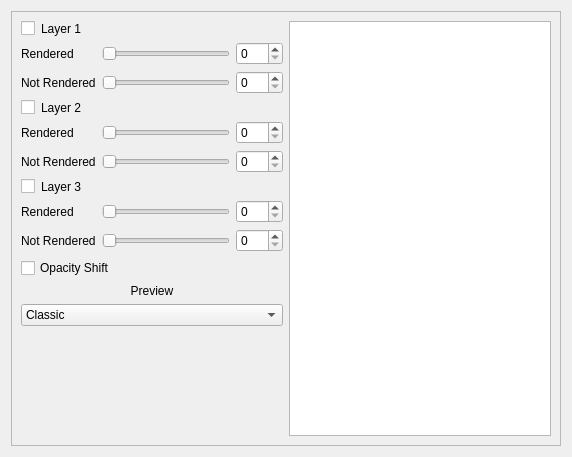
The window that ui/uifiles/settings/tiles.ui (timofey260/RWE-Sharp) describes before a commit, drawn with Qt 5.
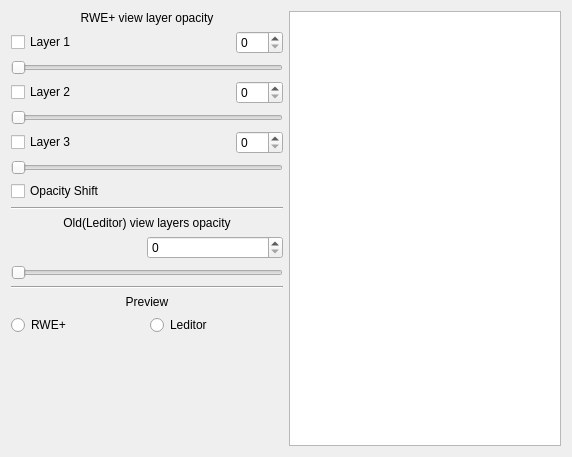
The same window after the commit. Custom widgets are drawn as their Qt base class.

```diff
--- a/ui/uifiles/settings/tiles.ui
+++ b/ui/uifiles/settings/tiles.ui
@@ -14,67 +14,38 @@
    <string>Form</string>
   </property>
   <layout class="QGridLayout" name="gridLayout">
+   <item row="0" column="1">
+    <widget class="SimpleGeoViewport" name="graphicsView"/>
+   </item>
    <item row="0" column="0">
-    <widget class="QScrollArea" name="scrollArea">
-     <property name="widgetResizable">
-      <bool>true</bool>
-     </property>
-     <widget class="QWidget" name="scrollAreaWidgetContents">
-      <property name="geometry">
-       <rect>
-        <x>0</x>
-        <y>0</y>
-        <width>552</width>
-        <height>437</height>
-       </rect>
-      </property>
-      <layout class="QHBoxLayout" name="horizontalLayout">
+    <layout class="QVBoxLayout" name="verticalLayout_2">
+     <item>
+      <widget class="QLabel" name="label_4">
+       <property name="text">
+        <string>RWE+ view layer opacity</string>
+       </property>
+       <property name="alignment">
+        <set>Qt::AlignmentFlag::AlignCenter</set>
+       </property>
+      </widget>
+     </item>
        <item>
-        <layout class="QVBoxLayout" name="verticalLayout_3">
-         <item>
-          <layout class="QHBoxLayout" name="horizontalLayout_4">
+      <layout class="QHBoxLayout" name="horizontalLayout_2">
            <item>
             <widget class="QCheckBox" name="L1show">
              <property name="sizePolicy">
-              <sizepolicy hsizetype="Maximum" vsizetype="Fixed">
+          <sizepolicy hsizetype="Expanding" vsizetype="Fixed">
                <horstretch>0</horstretch>
                <verstretch>0</verstretch>
               </sizepolicy>
              </property>
-             <property name="text">
-              <string/>
-             </property>
-            </widget>
-           </item>
-           <item>
-            <widget class="QLabel" name="label_5">
              <property name="text">
               <string>Layer 1</string>
              </property>
-             <property name="alignment">
-              <set>Qt::AlignmentFlag::AlignLeading|Qt::AlignmentFlag::AlignLeft|Qt::AlignmentFlag::AlignVCenter</set>
-             </property>
-             <property name="buddy">
-              <cstring>L1show</cstring>
-             </property>
-            </widget>
-           </item>
-          </layout>
-         </item>
+        </widget>
+       </item>
          <item>
-          <layout class="QGridLayout" name="gridLayout_2">
-           <item row="1" column="1">
-            <widget class="QSlider" name="L1opn">
-             <property name="maximum">
-              <number>255</number>
-             </property>
-             <property name="orientation">
-              <enum>Qt::Orientation::Horizontal</enum>
-             </property>
-            </widget>
-           </item>
-           <item row="0" column="2">
-            <widget class="QSpinBox" name="L1opr_2">
+        <widget class="QSpinBox" name="L1op2">
              <property name="sizePolicy">
               <sizepolicy hsizetype="Minimum" vsizetype="Fixed">
                <horstretch>0</horstretch>
@@ -86,89 +57,35 @@
              </property>
             </widget>
            </item>
-           <item row="1" column="0">
-            <widget class="QLabel" name="label_2">
-             <property name="text">
-              <string>Not Rendered</string>
-             </property>
-            </widget>
-           </item>
-           <item row="1" column="2">
-            <widget class="QSpinBox" name="L1opn_2">
-             <property name="sizePolicy">
-              <sizepolicy hsizetype="Minimum" vsizetype="Fixed">
-               <horstretch>0</horstretch>
-               <verstretch>0</verstretch>
-              </sizepolicy>
-             </property>
+      </layout>
+     </item>
+     <item>
+      <widget class="QSlider" name="L1op">
              <property name="maximum">
               <number>255</number>
              </property>
-            </widget>
-           </item>
-           <item row="0" column="0">
-            <widget class="QLabel" name="label">
-             <property name="text">
-              <string>Rendered</string>
-             </property>
-            </widget>
-           </item>
-           <item row="0" column="1">
-            <widget class="QSlider" name="L1opr">
-             <property name="maximum">
-              <number>255</number>
-             </property>
              <property name="orientation">
               <enum>Qt::Orientation::Horizontal</enum>
              </property>
             </widget>
            </item>
-          </layout>
-         </item>
          <item>
-          <layout class="QHBoxLayout" name="horizontalLayout_5">
+      <layout class="QHBoxLayout" name="horizontalLayout_4">
            <item>
             <widget class="QCheckBox" name="L2show">
              <property name="sizePolicy">
-              <sizepolicy hsizetype="Maximum" vsizetype="Fixed">
+          <sizepolicy hsizetype="Expanding" vsizetype="Fixed">
                <horstretch>0</horstretch>
                <verstretch>0</verstretch>
               </sizepolicy>
              </property>
-             <property name="text">
-              <string/>
-             </property>
-            </widget>
-           </item>
-           <item>
-            <widget class="QLabel" name="label_6">
              <property name="text">
               <string>Layer 2</string>
              </property>
-             <property name="alignment">
-              <set>Qt::AlignmentFlag::AlignLeading|Qt::AlignmentFlag::AlignLeft|Qt::AlignmentFlag::AlignVCenter</set>
-             </property>
-             <property name="buddy">
-              <cstring>L1show</cstring>
-             </property>
-            </widget>
-           </item>
-          </layout>
-         </item>
+        </widget>
+       </item>
          <item>
-          <layout class="QGridLayout" name="gridLayout_3">
-           <item row="1" column="1">
-            <widget class="QSlider" name="L2opn">
-             <property name="maximum">
-              <number>255</number>
-             </property>
-             <property name="orientation">
-              <enum>Qt::Orientation::Horizontal</enum>
-             </property>
-            </widget>
-           </item>
-           <item row="0" column="2">
-            <widget class="QSpinBox" name="L2opr_2">
+        <widget class="QSpinBox" name="L2op2">
              <property name="sizePolicy">
               <sizepolicy hsizetype="Minimum" vsizetype="Fixed">
                <horstretch>0</horstretch>
@@ -180,89 +97,35 @@
              </property>
             </widget>
            </item>
-           <item row="1" column="0">
-            <widget class="QLabel" name="label_3">
-             <property name="text">
-              <string>Not Rendered</string>
-             </property>
-            </widget>
-           </item>
-           <item row="1" column="2">
-            <widget class="QSpinBox" name="L2opn_2">
-             <property name="sizePolicy">
-              <sizepolicy hsizetype="Minimum" vsizetype="Fixed">
-               <horstretch>0</horstretch>
-               <verstretch>0</verstretch>
-              </sizepolicy>
-             </property>
+      </layout>
+     </item>
+     <item>
+      <widget class="QSlider" name="L2op">
              <property name="maximum">
               <number>255</number>
              </property>
-            </widget>
-           </item>
-           <item row="0" column="0">
-            <widget class="QLabel" name="label_4">
-             <property name="text">
-              <string>Rendered</string>
-             </property>
-            </widget>
-           </item>
-           <item row="0" column="1">
-            <widget class="QSlider" name="L2opr">
-             <property name="maximum">
-              <number>255</number>
-             </property>
              <property name="orientation">
               <enum>Qt::Orientation::Horizontal</enum>
              </property>
             </widget>
            </item>
-          </layout>
-         </item>
          <item>
-          <layout class="QHBoxLayout" name="horizontalLayout_6">
+      <layout class="QHBoxLayout" name="horizontalLayout_5">
            <item>
             <widget class="QCheckBox" name="L3show">
              <property name="sizePolicy">
-              <sizepolicy hsizetype="Maximum" vsizetype="Fixed">
+          <sizepolicy hsizetype="Expanding" vsizetype="Fixed">
                <horstretch>0</horstretch>
                <verstretch>0</verstretch>
               </sizepolicy>
              </property>
-             <property name="text">
-              <string/>
-             </property>
-            </widget>
-           </item>
-           <item>
-            <widget class="QLabel" name="label_9">
              <property name="text">
               <string>Layer 3</string>
              </property>
-             <property name="alignment">
-              <set>Qt::AlignmentFlag::AlignLeading|Qt::AlignmentFlag::AlignLeft|Qt::AlignmentFlag::AlignVCenter</set>
-             </property>
-             <property name="buddy">
-              <cstring>L1show</cstring>
-             </property>
-            </widget>
-           </item>
-          </layout>
-         </item>
+        </widget>
+       </item>
          <item>
-          <layout class="QGridLayout" name="gridLayout_4">
-           <item row="1" column="1">
-            <widget class="QSlider" name="L3opn">
-             <property name="maximum">
-              <number>255</number>
-             </property>
-             <property name="orientation">
-              <enum>Qt::Orientation::Horizontal</enum>
-             </property>
-            </widget>
-           </item>
-           <item row="0" column="2">
-            <widget class="QSpinBox" name="L3opr_2">
+        <widget class="QSpinBox" name="L3op2">
              <property name="sizePolicy">
               <sizepolicy hsizetype="Minimum" vsizetype="Fixed">
                <horstretch>0</horstretch>
@@ -274,54 +137,91 @@
              </property>
             </widget>
            </item>
-           <item row="1" column="0">
-            <widget class="QLabel" name="label_7">
-             <property name="text">
-              <string>Not Rendered</string>
-             </property>
-            </widget>
-           </item>
-           <item row="1" column="2">
-            <widget class="QSpinBox" name="L3opn_2">
-             <property name="sizePolicy">
-              <sizepolicy hsizetype="Minimum" vsizetype="Fixed">
-               <horstretch>0</horstretch>
-               <verstretch>0</verstretch>
-              </sizepolicy>
-             </property>
+      </layout>
+     </item>
+     <item>
+      <widget class="QSlider" name="L3op">
              <property name="maximum">
               <number>255</number>
              </property>
-            </widget>
-           </item>
-           <item row="0" column="0">
-            <widget class="QLabel" name="label_8">
-             <property name="text">
-              <string>Rendered</string>
-             </property>
-            </widget>
-           </item>
-           <item row="0" column="1">
-            <widget class="QSlider" name="L3opr">
-             <property name="maximum">
-              <number>255</number>
-             </property>
              <property name="orientation">
               <enum>Qt::Orientation::Horizontal</enum>
              </property>
             </widget>
            </item>
-          </layout>
-         </item>
          <item>
-          <widget class="QCheckBox" name="Opacityshift">
+      <widget class="QCheckBox" name="OPshift">
            <property name="text">
             <string>Opacity Shift</string>
            </property>
           </widget>
          </item>
          <item>
-          <widget class="QLabel" name="label_10">
+      <widget class="Line" name="line">
+       <property name="orientation">
+        <enum>Qt::Orientation::Horizontal</enum>
+       </property>
+      </widget>
+     </item>
+     <item>
+      <widget class="QLabel" name="label_5">
+       <property name="text">
+        <string>Old(Leditor) view layers opacity</string>
+       </property>
+       <property name="alignment">
+        <set>Qt::AlignmentFlag::AlignCenter</set>
+       </property>
+      </widget>
+     </item>
+     <item>
+      <layout class="QHBoxLayout" name="horizontalLayout_9">
+       <item>
+        <spacer name="horizontalSpacer">
+         <property name="orientation">
+          <enum>Qt::Orientation::Horizontal</enum>
+         </property>
+         <property name="sizeHint" stdset="0">
+          <size>
+           <width>40</width>
+           <height>20</height>
+          </size>
+         </property>
+        </spacer>
+       </item>
+       <item>
+        <widget class="QSpinBox" name="RGBop2">
+         <property name="sizePolicy">
+          <sizepolicy hsizetype="Expanding" vsizetype="Fixed">
+           <horstretch>0</horstretch>
+           <verstretch>0</verstretch>
+          </sizepolicy>
+         </property>
+         <property name="maximum">
+          <number>255</number>
+         </property>
+        </widget>
+       </item>
+      </layout>
+     </item>
+     <item>
+      <widget class="QSlider" name="RGBop">
+       <property name="maximum">
+        <number>255</number>
+       </property>
+       <property name="orientation">
+        <enum>Qt::Orientation::Horizontal</enum>
+       </property>
+      </widget>
+     </item>
+     <item>
+      <widget class="Line" name="line_2">
+       <property name="orientation">
+        <enum>Qt::Orientation::Horizontal</enum>
+       </property>
+      </widget>
+     </item>
+     <item>
+      <widget class="QLabel" name="label_6">
            <property name="text">
             <string>Preview</string>
            </property>
@@ -331,43 +231,22 @@
           </widget>
          </item>
          <item>
-          <widget class="QComboBox" name="RenderOption">
+      <layout class="QHBoxLayout" name="horizontalLayout_3">
            <item>
+        <widget class="QRadioButton" name="RWEpreview">
             <property name="text">
-             <string>Classic</string>
-            </property>
+          <string>RWE+</string>
+         </property>
+        </widget>
            </item>
            <item>
+        <widget class="QRadioButton" name="Leditorpreview">
             <property name="text">
-             <string>Tile image</string>
-            </property>
-           </item>
-           <item>
-            <property name="text">
-             <string>Henry</string>
-            </property>
-           </item>
-           <item>
-            <property name="text">
-             <string>Unrendered</string>
-            </property>
-           </item>
-           <item>
-            <property name="text">
-             <string>Rendered (sun)</string>
-            </property>
-           </item>
-           <item>
-            <property name="text">
-             <string>Rendered (shaded)</string>
-            </property>
-           </item>
-           <item>
-            <property name="text">
-             <string>Rendered (rain)</string>
-            </property>
-           </item>
-          </widget>
+          <string>Leditor</string>
+         </property>
+        </widget>
+       </item>
+      </layout>
          </item>
          <item>
           <spacer name="verticalSpacer">
@@ -384,18 +263,11 @@
          </item>
         </layout>
        </item>
-       <item>
-        <widget class="TileSettingsViewport" name="TilePreview"/>
-       </item>
-      </layout>
-     </widget>
-    </widget>
-   </item>
   </layout>
  </widget>
  <customwidgets>
   <customwidget>
-   <class>TileSettingsViewport</class>
+   <class>SimpleGeoViewport</class>
    <extends>QGraphicsView</extends>
    <header>BaseModWidgets.h</header>
   </customwidget>
```
Lines whose indentation alone changed are shown as unchanged.
